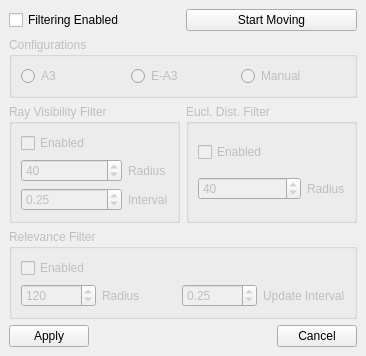
Above: bin/data/ui/IMDialog.ui from Chiru/naali before the change. Below: the same form after it.
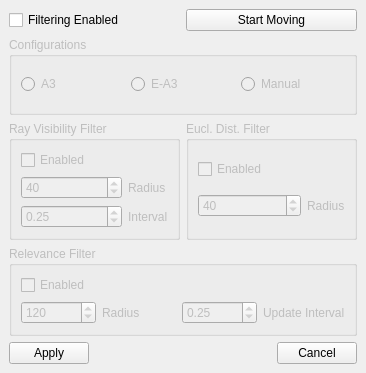
That is the form after the change.

Commit message: Changed just some widgets objectnames

Diff of the .ui file:
```diff
--- a/bin/data/ui/IMDialog.ui
+++ b/bin/data/ui/IMDialog.ui
@@ -7,7 +7,7 @@
     <x>0</x>
     <y>0</y>
     <width>366</width>
-    <height>335</height>
+    <height>373</height>
    </rect>
   </property>
   <property name="windowTitle">
```
Left out of the diff: 2 changed lines with no effect on the pictures.
